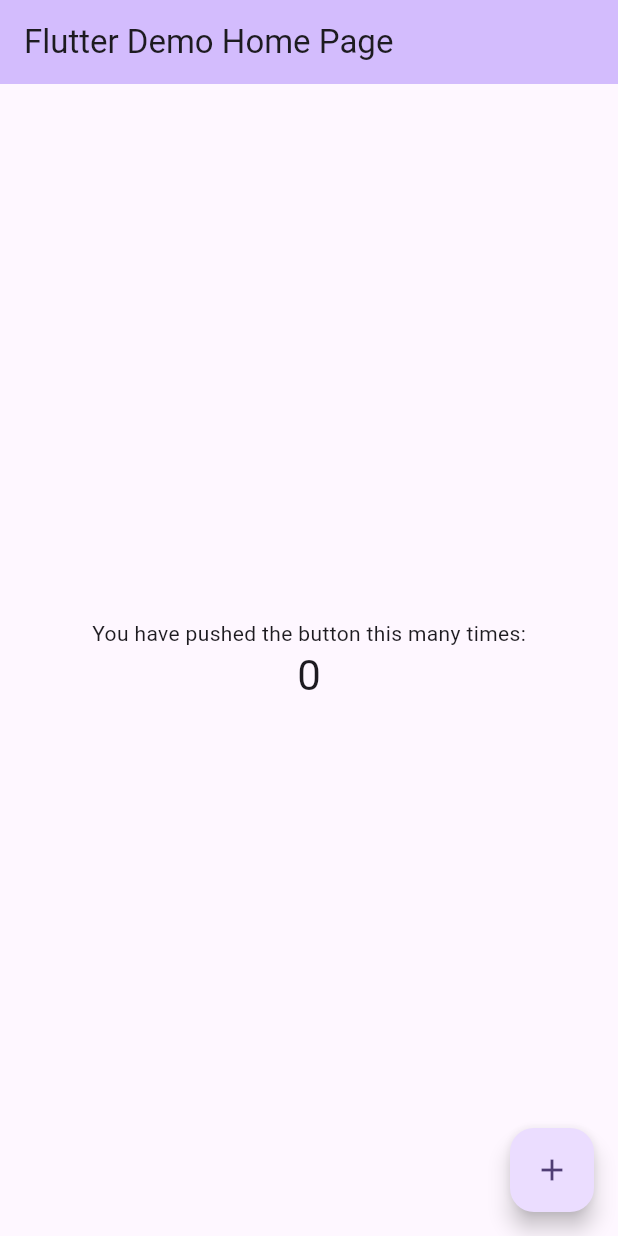
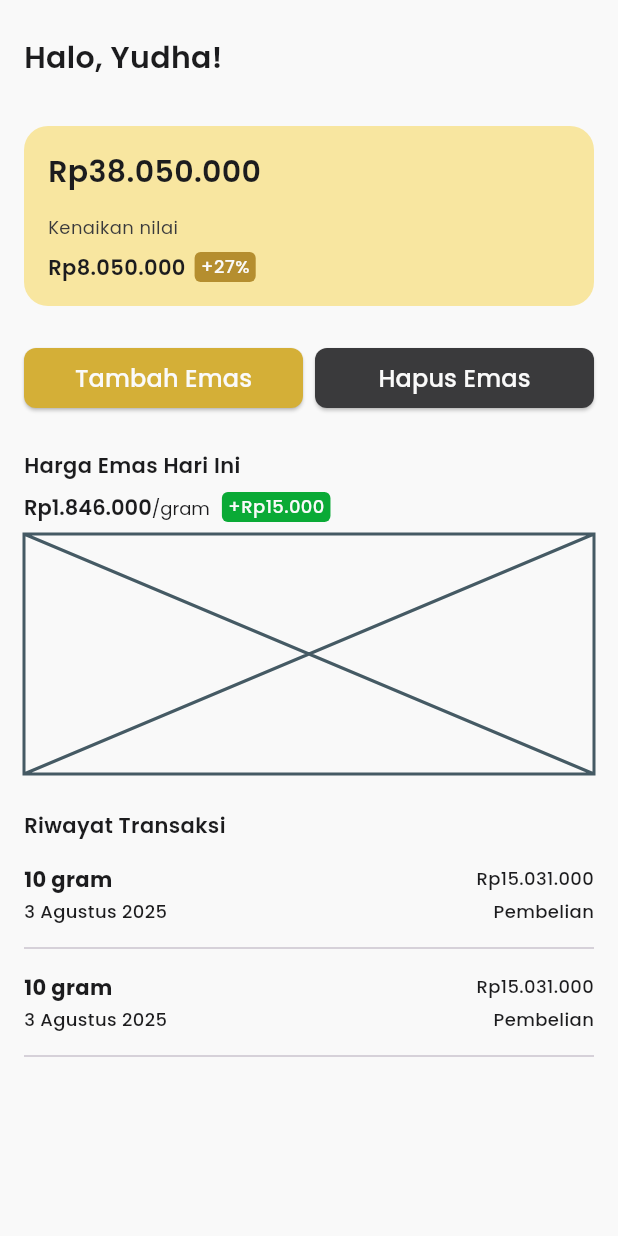
Before and after one commit to yudha-haris/KelolaEmas, a Flutter app: the screen it shows after launch, on a phone screen of 412 x 824 dp. Run offline on Flutter 3.47's test engine with Material 3 defaults, Android fonts, the phone set to English and light mode, and no system bars; our stand-ins replace google_fonts.

Commit message:
feat(home): init home page ui

```diff
--- a/lib/common/ui/colors/app_colors.dart
+++ b/lib/common/ui/colors/app_colors.dart
@@ -1,7 +1,12 @@
 import 'dart:ui';
 
+import 'package:flutter/material.dart';
+
 class AppColors {
-  static Color success = Color(0xff34C759);
+  static Color success = Color(0xff0aaa36);
+  static Color danger = Color(0xffc73434);
+
+  static Color background = Color(0xfff9f9f9);
 
   static Color goldPrimary = Color(0xffD4AF37);
   static Color goldPrimaryDark = Color(0xffB58E2F);
@@ -10,4 +15,6 @@ class AppColors {
   static Color textMuted = Color(0xff8E8E93);
   static Color textPrimary = Color(0xff1C1C1E);
   static Color textSecondary = Color(0xff3A3A3C);
+
+  static Color white = Color(0xfffafafa);
 }
--- /dev/null
+++ b/lib/common/ui/components/atoms/app_button.dart
@@ -0,0 +1,52 @@
+import 'package:flutter/material.dart';
+import 'package:kelola_emas/common/ui/colors/app_colors.dart';
+import 'package:kelola_emas/common/ui/sizing/app_size.dart';
+import 'package:kelola_emas/common/ui/typography/primary_text_style.dart';
+
+enum _AppButtonEnum {
+  primary,
+  secondary;
+
+  Color get backgroundColor {
+    switch (this) {
+      case _AppButtonEnum.primary:
+        return AppColors.goldPrimary;
+      case _AppButtonEnum.secondary:
+        return AppColors.textSecondary;
+    }
+  }
+}
+
+class AppButton extends StatelessWidget {
+  const AppButton.primary({super.key, required this.label, required this.onTap})
+    : _style = _AppButtonEnum.primary;
+
+  const AppButton.secondary({
+    super.key,
+    required this.label,
+    required this.onTap,
+  }) : _style = _AppButtonEnum.secondary;
+
+  final String label;
+  final VoidCallback onTap;
+
+  final _AppButtonEnum _style;
+
+  @override
+  Widget build(BuildContext context) {
+    return ElevatedButton(
+      style: ElevatedButton.styleFrom(
+        backgroundColor: _style.backgroundColor,
+        foregroundColor: AppColors.white,
+        shape: RoundedRectangleBorder(
+          borderRadius: BorderRadius.circular(AppSize.s8),
+        ),
+      ),
+      onPressed: () {},
+      child: Text(
+        label,
+        style: PrimaryTextStyle.body16Medium(color: AppColors.white),
+      ),
+    );
+  }
+}
--- /dev/null
+++ b/lib/common/ui/components/atoms/app_chip.dart
@@ -0,0 +1,54 @@
+import 'package:flutter/material.dart';
+import 'package:kelola_emas/common/ui/colors/app_colors.dart';
+import 'package:kelola_emas/common/ui/sizing/app_size.dart';
+import 'package:kelola_emas/common/ui/typography/primary_text_style.dart';
+
+enum _AppChipEnum {
+  primary,
+  success,
+  danger;
+
+  Color get backgroundColor {
+    switch (this) {
+      case _AppChipEnum.primary:
+        return AppColors.goldPrimaryDark;
+      case _AppChipEnum.success:
+        return AppColors.success;
+      case _AppChipEnum.danger:
+        return AppColors.danger;
+    }
+  }
+}
+
+class AppChip extends StatelessWidget {
+  const AppChip.primary({super.key, required this.label})
+    : _style = _AppChipEnum.primary;
+
+  const AppChip.success({super.key, required this.label})
+    : _style = _AppChipEnum.success;
+
+  const AppChip.danger({super.key, required this.label})
+    : _style = _AppChipEnum.danger;
+
+  final String label;
+
+  final _AppChipEnum _style;
+
+  @override
+  Widget build(BuildContext context) {
+    return Container(
+      padding: EdgeInsets.symmetric(
+        vertical: AppSize.s2,
+        horizontal: AppSize.s4,
+      ),
+      decoration: BoxDecoration(
+        color: _style.backgroundColor,
+        borderRadius: BorderRadius.circular(AppSize.s4),
+      ),
+      child: Text(
+        label,
+        style: PrimaryTextStyle.caption12Medium(color: AppColors.white),
+      ),
+    );
+  }
+}
--- /dev/null
+++ b/lib/common/ui/components/atoms/spacing_widget.dart
@@ -0,0 +1,22 @@
+import 'package:flutter/cupertino.dart';
+import 'package:kelola_emas/common/ui/sizing/app_size.dart';
+
+extension SpacingWidgetDouble on double {
+  SizedBox get w {
+    return SizedBox(width: this * AppSize.scaleFactor);
+  }
+
+  SizedBox get h {
+    return SizedBox(height: this * AppSize.scaleFactor);
+  }
+}
+
+extension SpacingWidgetInt on int {
+  SizedBox get w {
+    return SizedBox(width: this * AppSize.scaleFactor);
+  }
+
+  SizedBox get h {
+    return SizedBox(height: this * AppSize.scaleFactor);
+  }
+}
--- /dev/null
+++ b/lib/common/ui/components/components.dart
@@ -0,0 +1,3 @@
+export 'package:kelola_emas/common/ui/components/atoms/spacing_widget.dart';
+export 'package:kelola_emas/common/ui/components/atoms/app_chip.dart';
+export 'package:kelola_emas/common/ui/components/atoms/app_button.dart';
--- a/lib/common/ui/typography/primary_text_style.dart
+++ b/lib/common/ui/typography/primary_text_style.dart
@@ -1,9 +1,10 @@
 import 'package:flutter/material.dart';
 import 'package:google_fonts/google_fonts.dart';
+import 'package:kelola_emas/common/ui/colors/app_colors.dart';
 import 'package:kelola_emas/common/ui/sizing/app_size.dart';
 
 class PrimaryTextStyle {
-  TextStyle heading24Bold({
+  static TextStyle heading24Bold({
     Color? color,
     TextDecoration decoration = TextDecoration.none,
     TextDecorationStyle decorationStyle = TextDecorationStyle.solid,
@@ -11,14 +12,14 @@ class PrimaryTextStyle {
     return GoogleFonts.poppins(
       fontSize: 24 * AppSize.scaleFactor,
       height: 32 / 24,
-      color: color,
+      color: color ?? AppColors.textPrimary,
       decoration: decoration,
       decorationStyle: decorationStyle,
       fontWeight: FontWeight.bold,
     );
   }
 
-  TextStyle heading20SemiBold({
+  static TextStyle heading20SemiBold({
     Color? color,
     TextDecoration decoration = TextDecoration.none,
     TextDecorationStyle decorationStyle = TextDecorationStyle.solid,
@@ -26,14 +27,14 @@ class PrimaryTextStyle {
     return GoogleFonts.poppins(
       fontSize: 20 * AppSize.scaleFactor,
       height: 28 / 20,
-      color: color,
+      color: color ?? AppColors.textPrimary,
       decoration: decoration,
       decorationStyle: decorationStyle,
       fontWeight: FontWeight.w600,
     );
   }
 
-  TextStyle title18Medium({
+  static TextStyle title18Medium({
     Color? color,
     TextDecoration decoration = TextDecoration.none,
     TextDecorationStyle decorationStyle = TextDecorationStyle.solid,
@@ -41,14 +42,14 @@ class PrimaryTextStyle {
     return GoogleFonts.poppins(
       fontSize: 18 * AppSize.scaleFactor,
       height: 26 / 18,
-      color: color,
+      color: color ?? AppColors.textPrimary,
       decoration: decoration,
       decorationStyle: decorationStyle,
       fontWeight: FontWeight.w500,
     );
   }
 
-  TextStyle body16Regular({
+  static TextStyle body16Regular({
     Color? color,
     TextDecoration decoration = TextDecoration.none,
     TextDecorationStyle decorationStyle = TextDecorationStyle.solid,
@@ -56,14 +57,14 @@ class PrimaryTextStyle {
     return GoogleFonts.poppins(
       fontSize: 16 * AppSize.scaleFactor,
       height: 24 / 16,
-      color: color,
+      color: color ?? AppColors.textPrimary,
       decoration: decoration,
       decorationStyle: decorationStyle,
       fontWeight: FontWeight.w400,
     );
   }
 
-  TextStyle body16Medium({
+  static TextStyle body16Medium({
     Color? color,
     TextDecoration decoration = TextDecoration.none,
     TextDecorationStyle decorationStyle = TextDecorationStyle.solid,
@@ -71,14 +72,14 @@ class PrimaryTextStyle {
     return GoogleFonts.poppins(
       fontSize: 16 * AppSize.scaleFactor,
       height: 24 / 16,
-      color: color,
+      color: color ?? AppColors.textPrimary,
       decoration: decoration,
       decorationStyle: decorationStyle,
       fontWeight: FontWeight.w500,
     );
   }
 
-  TextStyle body14Regular({
+  static TextStyle body14Regular({
     Color? color,
     TextDecoration decoration = TextDecoration.none,
     TextDecorationStyle decorationStyle = TextDecorationStyle.solid,
@@ -86,14 +87,14 @@ class PrimaryTextStyle {
     return GoogleFonts.poppins(
       fontSize: 14 * AppSize.scaleFactor,
       height: 20 / 14,
-      color: color,
+      color: color ?? AppColors.textPrimary,
       decoration: decoration,
       decorationStyle: decorationStyle,
       fontWeight: FontWeight.w400,
     );
   }
 
-  TextStyle body14Medium({
+  static TextStyle body14Medium({
     Color? color,
     TextDecoration decoration = TextDecoration.none,
     TextDecorationStyle decorationStyle = TextDecorationStyle.solid,
@@ -101,14 +102,44 @@ class PrimaryTextStyle {
     return GoogleFonts.poppins(
       fontSize: 14 * AppSize.scaleFactor,
       height: 20 / 14,
-      color: color,
+      color: color ?? AppColors.textPrimary,
       decoration: decoration,
       decorationStyle: decorationStyle,
       fontWeight: FontWeight.w500,
     );
   }
 
-  TextStyle caption12Regular({
+  static TextStyle body14SemiBold({
+    Color? color,
+    TextDecoration decoration = TextDecoration.none,
+    TextDecorationStyle decorationStyle = TextDecorationStyle.solid,
+  }) {
+    return GoogleFonts.poppins(
+      fontSize: 14 * AppSize.scaleFactor,
+      height: 20 / 14,
+      color: color ?? AppColors.textPrimary,
+      decoration: decoration,
+      decorationStyle: decorationStyle,
+      fontWeight: FontWeight.w600,
+    );
+  }
+
+  static TextStyle body14Bold({
+    Color? color,
+    TextDecoration decoration = TextDecoration.none,
+    TextDecorationStyle decorationStyle = TextDecorationStyle.solid,
+  }) {
+    return GoogleFonts.poppins(
+      fontSize: 14 * AppSize.scaleFactor,
+      height: 20 / 14,
+      color: color ?? AppColors.textPrimary,
+      decoration: decoration,
+      decorationStyle: decorationStyle,
+      fontWeight: FontWeight.bold,
+    );
+  }
+
+  static TextStyle caption12Regular({
     Color? color,
     TextDecoration decoration = TextDecoration.none,
     TextDecorationStyle decorationStyle = TextDecorationStyle.solid,
@@ -116,14 +147,14 @@ class PrimaryTextStyle {
     return GoogleFonts.poppins(
       fontSize: 12 * AppSize.scaleFactor,
       height: 16 / 12,
-      color: color,
+      color: color ?? AppColors.textPrimary,
       decoration: decoration,
       decorationStyle: decorationStyle,
       fontWeight: FontWeight.w400,
     );
   }
 
-  TextStyle caption12Medium({
+  static TextStyle caption12Medium({
     Color? color,
     TextDecoration decoration = TextDecoration.none,
     TextDecorationStyle decorationStyle = TextDecorationStyle.solid,
@@ -131,7 +162,7 @@ class PrimaryTextStyle {
     return GoogleFonts.poppins(
       fontSize: 12 * AppSize.scaleFactor,
       height: 16 / 12,
-      color: color,
+      color: color ?? AppColors.textPrimary,
       decoration: decoration,
       decorationStyle: decorationStyle,
       fontWeight: FontWeight.w500,
--- /dev/null
+++ b/lib/features/main/presentation/home/screens/home_page.dart
@@ -0,0 +1,47 @@
+import 'package:flutter/material.dart';
+import 'package:kelola_emas/common/ui/colors/app_colors.dart';
+import 'package:kelola_emas/common/ui/components/atoms/app_button.dart';
+import 'package:kelola_emas/common/ui/components/components.dart';
+import 'package:kelola_emas/common/ui/sizing/app_size.dart';
+import 'package:kelola_emas/common/ui/typography/primary_text_style.dart';
+import 'package:kelola_emas/features/main/presentation/home/widgets/summary_card_widget.dart';
+import 'package:kelola_emas/features/main/presentation/home/widgets/today_price_widget.dart';
+import 'package:kelola_emas/features/main/presentation/home/widgets/transaction_history_widget.dart';
+
+class HomePage extends StatelessWidget {
+  const HomePage({super.key});
+
+  @override
+  Widget build(BuildContext context) {
+    return Scaffold(
+      backgroundColor: AppColors.background,
+      body: ListView(
+        padding: EdgeInsets.symmetric(
+          horizontal: AppSize.s16,
+          vertical: AppSize.s24,
+        ),
+        children: [
+          Text('Halo, Yudha!', style: PrimaryTextStyle.heading20SemiBold()),
+          32.h,
+          SummaryCardWidget(),
+          24.h,
+          Row(
+            children: [
+              Expanded(
+                child: AppButton.primary(label: 'Tambah Emas', onTap: () {}),
+              ),
+              8.w,
+              Expanded(
+                child: AppButton.secondary(label: 'Hapus Emas', onTap: () {}),
+              ),
+            ],
+          ),
+          24.h,
+          const TodayPriceWidget(),
+          24.h,
+          const TransactionHistoryWidget(),
+        ],
+      ),
+    );
+  }
+}
--- /dev/null
+++ b/lib/features/main/presentation/home/widgets/summary_card_widget.dart
@@ -0,0 +1,48 @@
+import 'package:flutter/material.dart';
+import 'package:kelola_emas/common/ui/colors/app_colors.dart';
+import 'package:kelola_emas/common/ui/components/components.dart';
+import 'package:kelola_emas/common/ui/sizing/app_size.dart';
+import 'package:kelola_emas/common/ui/typography/primary_text_style.dart';
+
+
+class SummaryCardWidget extends StatelessWidget {
+  const SummaryCardWidget({super.key});
+
+  @override
+  Widget build(BuildContext context) {
+    return Container(
+      padding: EdgeInsets.all(AppSize.s16),
+      decoration: BoxDecoration(
+        color: AppColors.goldPrimaryLight,
+        borderRadius: BorderRadius.circular(AppSize.s16),
+      ),
+      child: Column(
+        crossAxisAlignment: CrossAxisAlignment.start,
+        children: [
+          Text(
+            'Rp38.050.000',
+            style: PrimaryTextStyle.heading20SemiBold(),
+          ),
+          16.h,
+          Text(
+            'Kenaikan nilai',
+            style: PrimaryTextStyle.caption12Regular(
+              color: AppColors.textSecondary,
+            ),
+          ),
+          8.h,
+          Row(
+            children: [
+              Text(
+                'Rp8.050.000',
+                style: PrimaryTextStyle.body14SemiBold(),
+              ),
+              6.w,
+              AppChip.primary(label: '+27%'),
+            ],
+          ),
+        ],
+      ),
+    );
+  }
+}
--- /dev/null
+++ b/lib/features/main/presentation/home/widgets/today_price_widget.dart
@@ -0,0 +1,44 @@
+import 'package:flutter/material.dart';
+import 'package:kelola_emas/common/ui/colors/app_colors.dart';
+import 'package:kelola_emas/common/ui/components/components.dart';
+import 'package:kelola_emas/common/ui/sizing/app_size.dart';
+import 'package:kelola_emas/common/ui/typography/primary_text_style.dart';
+
+class TodayPriceWidget extends StatelessWidget {
+  const TodayPriceWidget({super.key});
+
+  @override
+  Widget build(BuildContext context) {
+    return Column(
+      crossAxisAlignment: CrossAxisAlignment.start,
+      children: [
+        Text('Harga Emas Hari Ini', style: PrimaryTextStyle.body14SemiBold()),
+        8.h,
+        Row(
+          children: [
+            RichText(
+              text: TextSpan(
+                text: 'Rp1.846.000',
+                style: PrimaryTextStyle.body14SemiBold(
+                  color: AppColors.textPrimary,
+                ),
+                children: [
+                  TextSpan(
+                    text: '/gram',
+                    style: PrimaryTextStyle.caption12Regular(),
+                  ),
+                ],
+              ),
+            ),
+            8.w,
+            AppChip.success(label: '+Rp15.000'),
+          ],
+        ),
+        8.h,
+        SizedBox(
+            height: AppSize.s160,
+            child: Placeholder()),
+      ],
+    );
+  }
+}
--- /dev/null
+++ b/lib/features/main/presentation/home/widgets/transaction_history_widget.dart
@@ -0,0 +1,50 @@
+import 'package:flutter/material.dart';
+import 'package:kelola_emas/common/ui/components/atoms/spacing_widget.dart';
+import 'package:kelola_emas/common/ui/typography/primary_text_style.dart';
+
+class TransactionHistoryWidget extends StatelessWidget {
+  const TransactionHistoryWidget({super.key});
+
+  @override
+  Widget build(BuildContext context) {
+    return Column(
+      crossAxisAlignment: CrossAxisAlignment.start,
+      children: [
+        Text('Riwayat Transaksi', style: PrimaryTextStyle.body14SemiBold()),
+        8.h,
+        const _TransactionItemWidget(),
+        const _TransactionItemWidget(),
+      ],
+    );
+  }
+}
+
+class _TransactionItemWidget extends StatelessWidget {
+  const _TransactionItemWidget({super.key});
+
+  @override
+  Widget build(BuildContext context) {
+    return Column(
+      children: [
+        8.h,
+        Row(
+          mainAxisAlignment: MainAxisAlignment.spaceBetween,
+          children: [
+            Text('10 gram', style: PrimaryTextStyle.body14Bold()),
+            Text('Rp15.031.000', style: PrimaryTextStyle.caption12Medium()),
+          ],
+        ),
+        4.h,
+        Row(
+          mainAxisAlignment: MainAxisAlignment.spaceBetween,
+          children: [
+            Text('3 Agustus 2025', style: PrimaryTextStyle.caption12Medium()),
+            Text('Pembelian', style: PrimaryTextStyle.caption12Medium()),
+          ],
+        ),
+        8.h,
+        Divider(),
+      ],
+    );
+  }
+}
--- a/lib/main.dart
+++ b/lib/main.dart
@@ -1,4 +1,6 @@
 import 'package:flutter/material.dart';
+
+import 'features/main//presentation/home/screens/home_page.dart';
 
 void main() {
   runApp(const MyApp());
@@ -11,112 +13,11 @@ class MyApp extends StatelessWidget {
   @override
   Widget build(BuildContext context) {
     return MaterialApp(
-      title: 'Flutter Demo',
+      title: 'Kelola Emas',
       theme: ThemeData(
-        // This is the theme of your application.
-        //
-        // TRY THIS: Try running your application with "flutter run". You'll see
-        // the application has a purple toolbar. Then, without quitting the app,
-        // try changing the seedColor in the colorScheme below to Colors.green
-        // and then invoke "hot reload" (save your changes or press the "hot
-        // reload" button in a Flutter-supported IDE, or press "r" if you used
-        // the command line to start the app).
-        //
-        // Notice that the counter didn't reset back to zero; the application
-        // state is not lost during the reload. To reset the state, use hot
-        // restart instead.
-        //
-        // This works for code too, not just values: Most code changes can be
-        // tested with just a hot reload.
         colorScheme: ColorScheme.fromSeed(seedColor: Colors.deepPurple),
       ),
-      home: const MyHomePage(title: 'Flutter Demo Home Page'),
+      home: const HomePage(),
     );
   }
 }
-
-class MyHomePage extends StatefulWidget {
-  const MyHomePage({super.key, required this.title});
-
-  // This widget is the home page of your application. It is stateful, meaning
-  // that it has a State object (defined below) that contains fields that affect
-  // how it looks.
-
-  // This class is the configuration for the state. It holds the values (in this
-  // case the title) provided by the parent (in this case the App widget) and
-  // used by the build method of the State. Fields in a Widget subclass are
-  // always marked "final".
-
-  final String title;
-
-  @override
-  State<MyHomePage> createState() => _MyHomePageState();
-}
-
-class _MyHomePageState extends State<MyHomePage> {
-  int _counter = 0;
-
-  void _incrementCounter() {
-    setState(() {
-      // This call to setState tells the Flutter framework that something has
-      // changed in this State, which causes it to rerun the build method below
-      // so that the display can reflect the updated values. If we changed
-      // _counter without calling setState(), then the build method would not be
-      // called again, and so nothing would appear to happen.
-      _counter++;
-    });
-  }
-
-  @override
-  Widget build(BuildContext context) {
-    // This method is rerun every time setState is called, for instance as done
-    // by the _incrementCounter method above.
-    //
-    // The Flutter framework has been optimized to make rerunning build methods
-    // fast, so that you can just rebuild anything that needs updating rather
-    // than having to individually change instances of widgets.
-    return Scaffold(
-      appBar: AppBar(
-        // TRY THIS: Try changing the color here to a specific color (to
-        // Colors.amber, perhaps?) and trigger a hot reload to see the AppBar
-        // change color while the other colors stay the same.
-        backgroundColor: Theme.of(context).colorScheme.inversePrimary,
-        // Here we take the value from the MyHomePage object that was created by
-        // the App.build method, and use it to set our appbar title.
-        title: Text(widget.title),
-      ),
-      body: Center(
-        // Center is a layout widget. It takes a single child and positions it
-        // in the middle of the parent.
-        child: Column(
-          // Column is also a layout widget. It takes a list of children and
-          // arranges them vertically. By default, it sizes itself to fit its
-          // children horizontally, and tries to be as tall as its parent.
-          //
-          // Column has various properties to control how it sizes itself and
-          // how it positions its children. Here we use mainAxisAlignment to
-          // center the children vertically; the main axis here is the vertical
-          // axis because Columns are vertical (the cross axis would be
-          // horizontal).
-          //
-          // TRY THIS: Invoke "debug painting" (choose the "Toggle Debug Paint"
-          // action in the IDE, or press "p" in the console), to see the
-          // wireframe for each widget.
-          mainAxisAlignment: MainAxisAlignment.center,
-          children: <Widget>[
-            const Text('You have pushed the button this many times:'),
-            Text(
-              '$_counter',
-              style: Theme.of(context).textTheme.headlineMedium,
-            ),
-          ],
-        ),
-      ),
-      floatingActionButton: FloatingActionButton(
-        onPressed: _incrementCounter,
-        tooltip: 'Increment',
-        child: const Icon(Icons.add),
-      ), // This trailing comma makes auto-formatting nicer for build methods.
-    );
-  }
-}
--- a/pubspec.yaml
+++ b/pubspec.yaml
@@ -35,6 +35,7 @@ dependencies:
   # Use with the CupertinoIcons class for iOS style icons.
   cupertino_icons: ^1.0.8
   google_fonts: ^6.2.1
+  fl_chart: ^1.0.0
 
 dev_dependencies:
   flutter_test:
```
Also changed, not shown: pubspec.lock, 1 other file.
